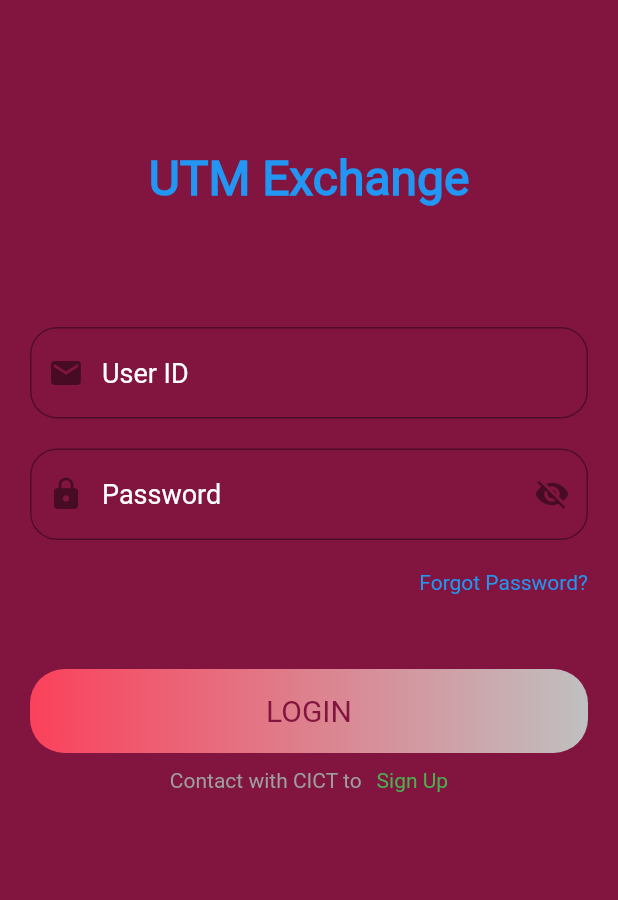
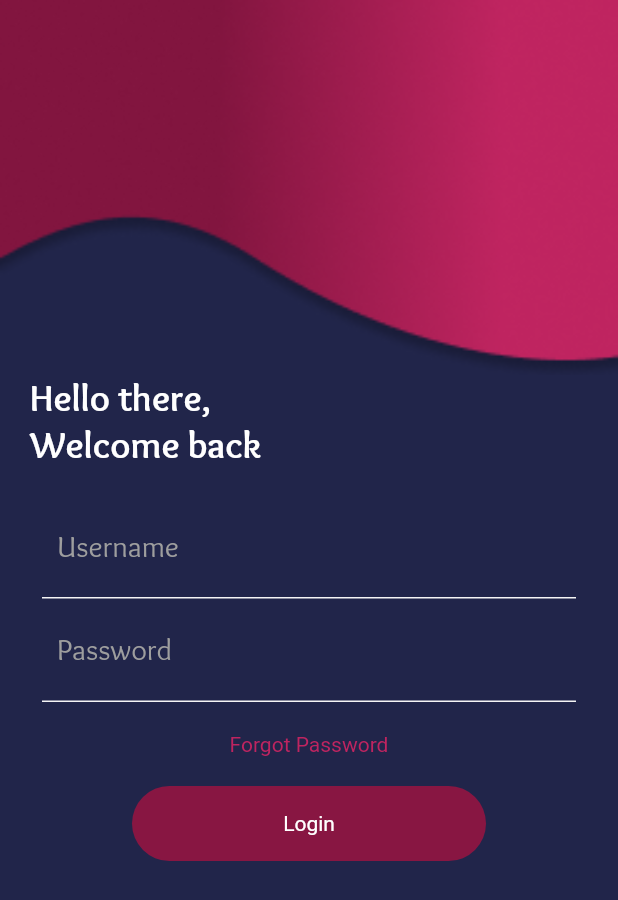
Before and after one commit to Bokamanushta/ApplicationDevelopmentFrontend, a Flutter app: the screen it shows after launch, on a phone screen of 412 x 824 dp. Shown: the top 900 px of the screen. Run offline on Flutter 3.47's test engine with Material 2 defaults, Android fonts, the phone set to English and light mode, and no system bars; our stand-ins replace badges, flare_flutter, font_awesome_flutter.

Commit message:
login functianlity added

```diff
--- /dev/null
+++ b/lib/screens/login/logiin.dart
@@ -0,0 +1,161 @@
+import 'package:flutter/material.dart';
+import 'package:flutter/animation.dart';
+import 'package:utm_x_change/screens/login/loginButton.dart';
+
+class Login extends StatefulWidget {
+  @override
+  _LoginState createState() => _LoginState();
+}
+
+class _LoginState extends State<Login> with SingleTickerProviderStateMixin {
+  Animation animation;
+  AnimationController animationController;
+
+  //from key and input values for login
+  final _formKey = GlobalKey<FormState>();
+  final _username = TextEditingController();
+  final _password = TextEditingController();
+
+  @override
+  void dispose() {
+    _username.dispose();
+    _password.dispose();
+    super.dispose();
+  }
+
+  @override
+  void initState() {
+    super.initState();
+    animationController =
+        AnimationController(duration: Duration(seconds: 2), vsync: this);
+    animation = Tween(begin: -1.0, end: 0.0).animate(CurvedAnimation(
+      parent: animationController,
+      curve: Curves.fastLinearToSlowEaseIn,
+    ));
+    animationController.forward();
+  }
+
+  Container inputField(var hint, controller) {
+    return Container(
+      padding: EdgeInsets.all(10.0),
+      decoration: BoxDecoration(
+        border: Border(
+          bottom: BorderSide(color: Colors.grey[100]),
+        ),
+      ),
+      child: TextFormField(
+        style: TextStyle(color: Colors.white),
+        controller: controller,
+        validator: (value) {
+          if (value.isEmpty)
+            return 'Field can not be empty';
+          else
+            return null;
+        },
+        decoration: InputDecoration(
+          border: InputBorder.none,
+          hintText: hint,
+          hintStyle: TextStyle(
+            color: Colors.grey,
+            fontFamily: 'overlock',
+            fontSize: 20,
+          ),
+        ),
+      ),
+    );
+  }
+
+  @override
+  Widget build(BuildContext context) {
+    final double width = MediaQuery.of(context).size.width;
+    return AnimatedBuilder(
+      animation: animationController,
+      builder: (BuildContext context, Widget child) {
+        return Scaffold(
+          resizeToAvoidBottomInset: true,
+          backgroundColor: Color(0xff21254A),
+          body: Transform(
+            transform: Matrix4.translationValues(animation.value * width, 0, 0),
+            child: SingleChildScrollView(
+              child: Column(
+                crossAxisAlignment: CrossAxisAlignment.start,
+                children: <Widget>[
+                  shapeBuilder(),
+                  Padding(
+                    padding: const EdgeInsets.symmetric(horizontal: 20.0),
+                    child: Column(
+                      crossAxisAlignment: CrossAxisAlignment.start,
+                      children: <Widget>[
+                        welcomeText(),
+                        SizedBox(height: 10),
+                        formBuilder(context),
+                      ],
+                    ),
+                  ),
+                ],
+              ),
+            ),
+          ),
+        );
+      },
+    );
+  }
+
+  Container formBuilder(BuildContext context) {
+    return Container(
+      padding: EdgeInsets.all(8.0),
+      decoration: BoxDecoration(
+        borderRadius: BorderRadius.circular(10.0),
+        color: Colors.transparent,
+      ),
+      child: Form(
+        key: _formKey,
+        child: Column(
+          children: <Widget>[
+            inputField('Username', _username),
+            inputField('Password', _password),
+            SizedBox(height: 20),
+            Center(
+              child: Text(
+                'Forgot Password',
+                style: TextStyle(color: Color(0xffBF2460)),
+              ),
+            ),
+            SizedBox(height: 20),
+            LoginButton(_formKey, _username, _password),
+          ],
+        ),
+      ),
+    );
+  }
+
+  Text welcomeText() {
+    return Text(
+      'Hello there,\nWelcome back',
+      style: TextStyle(
+        fontSize: 25,
+        color: Colors.white,
+        fontFamily: 'overlock',
+        fontWeight: FontWeight.bold,
+      ),
+    );
+  }
+
+  Container shapeBuilder() {
+    return Container(
+      height: 250,
+      child: Stack(children: <Widget>[
+        Positioned(
+          child: Container(
+            decoration: BoxDecoration(
+              image: DecorationImage(
+                fit: BoxFit.cover,
+                image: AssetImage('assets/images/shape.png'),
+              ),
+            ),
+          ),
+        ),
+      ]),
+    );
+  }
+}
--- a/lib/screens/login/loginButton.dart
+++ b/lib/screens/login/loginButton.dart
@@ -4,9 +4,9 @@
 
 class LoginButton extends StatelessWidget {
 
-  var _formKey = GlobalKey<FormState>();
-  var _username = TextEditingController();
-  var _password = TextEditingController();
+  final _formKey;
+  final _username;
+  final _password;
 
   LoginButton(this._formKey,this._username,this._password);
 
@@ -25,21 +25,17 @@
         }
       },
       child: Container(
-        height: 56.0,
-        width: MediaQuery.of(context).size.width,
+      height: 50,
+      margin: EdgeInsets.symmetric(horizontal: 60),
       decoration: BoxDecoration(
-          borderRadius: BorderRadius.circular(23.0),
-          gradient: LinearGradient(
-              colors: [Color(0xFFC0C0C0), Color(0xFFFB415B)],
-              begin: Alignment.centerRight,
-              end: Alignment.centerLeft),
+        borderRadius: BorderRadius.circular(50),
+        color: Color(0xff881642),
       ),
       child: Center(
         child: Text(
-            "LOGIN",
+          'Login',
           style: TextStyle(
-              color: Color(0xff82153F),
-              fontSize: 20.0,
+            color: Colors.white,
           ),
         ),
       ),
--- a/lib/screens/splash/my_splash.dart
+++ b/lib/screens/splash/my_splash.dart
@@ -1,8 +1,8 @@
 import 'package:flutter/material.dart';
 import 'package:flare_flutter/flare_actor.dart';
-import 'package:utm_x_change/screens/login/login.dart';
+import 'package:utm_x_change/screens/login/logiin.dart';
 
-import '../login/login.dart';
+// import '../login/login.dart';
 
 
 
@@ -19,7 +19,7 @@
       Navigator.pushReplacement(
         context,
         MaterialPageRoute(
-          builder: (context)=> LoginPage(),
+          builder: (context)=> Login(),
           ));
     });
   }
--- a/pubspec.yaml
+++ b/pubspec.yaml
@@ -51,6 +51,7 @@
    - assets/images/headShape.png
    - assets/images/underConstruction.png
    - assets/images/logout.png
+   - assets/images/shape.png
 
   # An image asset can refer to one or more resolution-specific "variants", see
   # https://flutter.dev/assets-and-images/#resolution-aware.
```
Also changed, not shown: assets/images/shape.png (added). Lines whose indentation alone changed are shown as unchanged.
